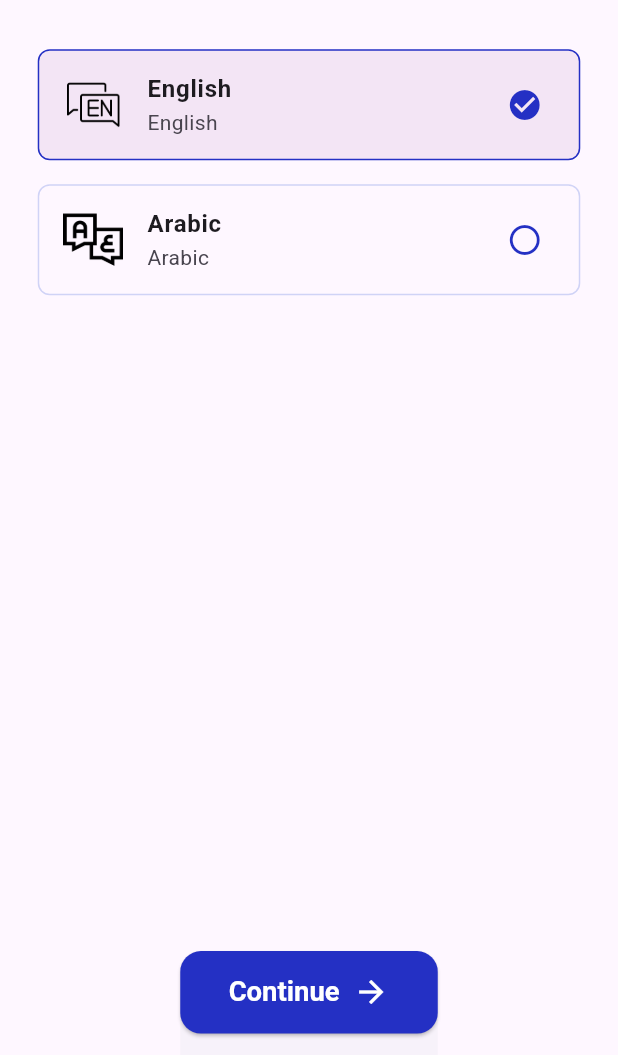
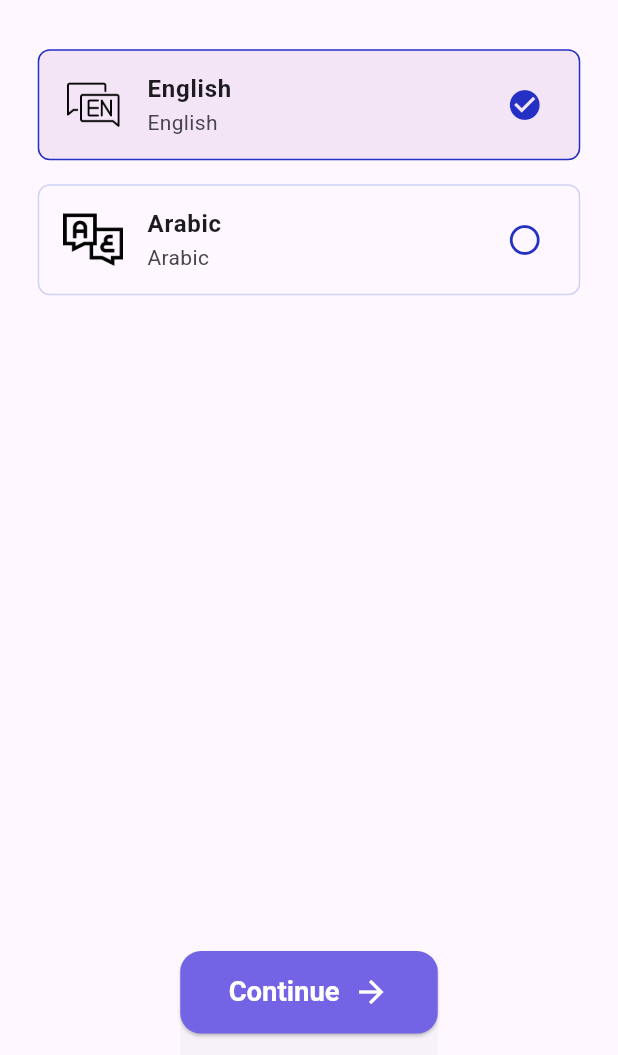
Before and after one commit to AhmedAbdelaziz207/Team-AR, a Flutter app: the SelectLanguage screen opened by its route, after a tap on "English", on a phone screen of 412 x 824 dp, the part 181-1236 px from its top. Run offline on Flutter 3.47's test engine with Material 3 defaults, Android fonts, the phone set to English and light mode, and no system bars; our stand-ins replace easy_localization, flutter_screenutil, shared_preferences; accounts and stored records are empty.

Commit message:
init branch login feature

```diff
--- a/assets/translations/ar.json
+++ b/assets/translations/ar.json
@@ -1,4 +1,5 @@
 {
+  "appName": "Team AR",
   "pushYourLimits": "تخط حدودك",
   "recordYourPersonalBest": "سَجِّل أَفضَل اداء لك",
   "letsDoIt": "هيا لنفعل ذلك",
@@ -6,5 +7,7 @@
   "english": "الانجليزية",
   "arabic": "العربية",
   "useLanguageEasily": "اختر لغتك المفضلة لاستخدام تطبيق Team AR بسهولة.",
-  "continue": "استمر"
+  "continue": "استمر",
+  "loginTo": "تسجيل الدخول الي ",
+  "signupTo" : "انشاء حساب جديد في "
 }
--- a/assets/translations/en.json
+++ b/assets/translations/en.json
@@ -1,4 +1,5 @@
 {
+  "appName": "Team AR",
   "pushYourLimits": "Push Your Limits",
   "recordYourPersonalBest" : "Record Your Personal Best",
   "letsDoIt" : "Let's Do It",
@@ -6,5 +7,8 @@
   "arabic" : "Arabic",
   "english" : "English",
   "useLanguageEasily" : "Select your preferred Language to use Team AR easily",
-  "continue" : "Continue"
+  "continue" : "Continue",
+  "login To": "Login To ",
+  "signupTo": "Signup To "
+
 }
--- a/lib/core/utils/app_local_keys.dart
+++ b/lib/core/utils/app_local_keys.dart
@@ -8,4 +8,5 @@ class AppLocalKeys {
   static const english = 'english';
   static const useLanguageEasily = 'useLanguageEasily';
   static const continueText = 'continue';
+  static const loginTo = 'loginTo';
 }
--- a/lib/features/auth/login/login_screen.dart
+++ b/lib/features/auth/login/login_screen.dart
@@ -8,8 +8,9 @@ class LoginScreen extends StatelessWidget {
   @override
   Widget build(BuildContext context) {
     return  Scaffold(
-      body: Center(
-        child: Text(AppLocalKeys.arabic.tr()),
+      body: Column(
+        children: [
+        ],
       ),
     );
   }
--- a/lib/features/select_launguage/select_launguage.dart
+++ b/lib/features/select_launguage/select_launguage.dart
@@ -109,7 +109,7 @@ class _SelectLanguageState extends State<SelectLanguage> {
                     shape: RoundedRectangleBorder(
                       borderRadius: BorderRadius.circular(12.r),
                     ),
-                    backgroundColor: AppColors.primaryColor,
+                    backgroundColor: AppColors.mediumLavender,
                   ),
                   child: Row(
                     mainAxisSize: MainAxisSize.min,
```
